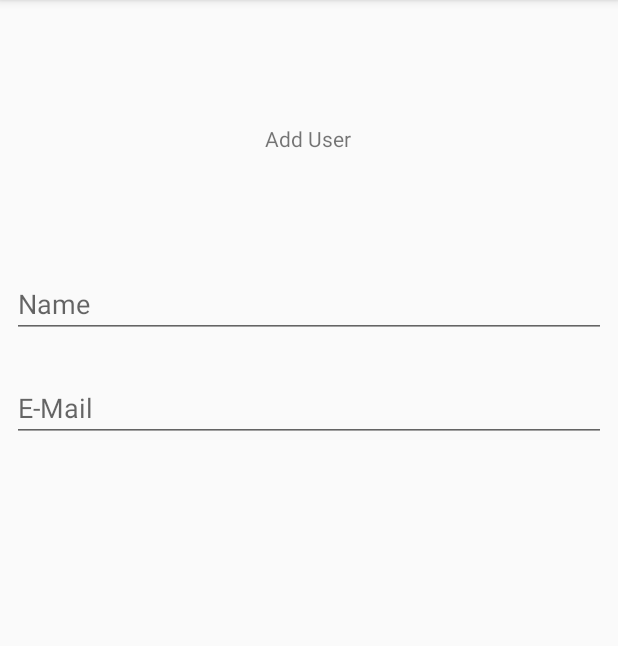
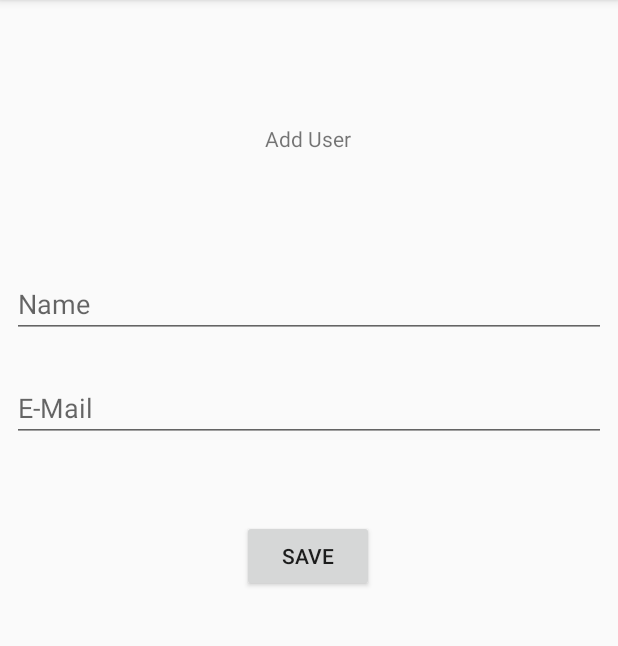
Before and after one commit to FadyFouad/RoomDataBase, an Android app: the screen it shows after launch (MainActivity), after a tap on "ADD", on a phone screen of 412 x 824 dp, the part 84-730 px from its top. Run offline under Robolectric (Android 15) with nearby library versions, the phone set to English and light mode, and no system bars; our stand-ins replace Room's generated code.

Commit message:
Update Add User Fragment

```diff
--- a/app/src/main/java/com/etatech/roomdatabase/AddFragment.java
+++ b/app/src/main/java/com/etatech/roomdatabase/AddFragment.java
@@ -6,6 +6,9 @@ import android.support.v4.app.Fragment;
 import android.view.LayoutInflater;
 import android.view.View;
 import android.view.ViewGroup;
+import android.widget.Button;
+import android.widget.TextView;
+import android.widget.Toast;
 
 
 /**
@@ -23,7 +26,24 @@ public class AddFragment extends Fragment {
     public View onCreateView(LayoutInflater inflater, ViewGroup container,
                              Bundle savedInstanceState) {
         // Inflate the layout for this fragment
-        return inflater.inflate(R.layout.fragment_add, container, false);
+        View view = inflater.inflate(R.layout.fragment_add, container, false);
+
+        final TextView nameTV = view.findViewById(R.id.edt_txt_name);
+        final TextView emailTV = view.findViewById(R.id.edt_txt_email);
+        Button saveBtn = view.findViewById(R.id.btn_save);
+        saveBtn.setOnClickListener(new View.OnClickListener() {
+            @Override
+            public void onClick(View v) {
+                String name = nameTV.getText().toString();
+                String email = emailTV.getText().toString();
+
+
+                User user = new User(name,email);
+                MainActivity.usersDataBase.userDao().insert(user);
+                Toast.makeText(getContext(), "User Added", Toast.LENGTH_SHORT).show();
+            }
+        });
+        return view;
     }
 
 }
--- a/app/src/main/java/com/etatech/roomdatabase/MainActivity.java
+++ b/app/src/main/java/com/etatech/roomdatabase/MainActivity.java
@@ -1,5 +1,6 @@
 package com.etatech.roomdatabase;
 
+import android.arch.persistence.room.Room;
 import android.support.v4.app.FragmentManager;
 import android.support.v7.app.AppCompatActivity;
 import android.os.Bundle;
@@ -7,6 +8,7 @@ import android.os.Bundle;
 public class MainActivity extends AppCompatActivity {
 
     public static FragmentManager manager ;
+    public static UsersDataBase usersDataBase ;
 
     @Override
     protected void onCreate(Bundle savedInstanceState) {
@@ -14,6 +16,9 @@ public class MainActivity extends AppCompatActivity {
         setContentView(R.layout.activity_main);
 
         manager = getSupportFragmentManager();
+        usersDataBase = Room.databaseBuilder(this,UsersDataBase.class,"user_database")
+                .allowMainThreadQueries() //TODO : Solve Cannot access database on the main thread since it may potentially lock the UI for a long period of time
+                .build();
 
         if (findViewById(R.id.fragment_container)!=null){
             if (savedInstanceState!=null){
--- a/app/src/main/res/layout/fragment_add.xml
+++ b/app/src/main/res/layout/fragment_add.xml
@@ -57,4 +57,19 @@
         app:layout_constraintStart_toStartOf="parent"
         app:layout_constraintTop_toBottomOf="@+id/edt_txt_name" />
 
+    <Button
+        android:id="@+id/btn_save"
+        android:layout_width="wrap_content"
+        android:layout_height="wrap_content"
+        android:layout_marginStart="8dp"
+        android:layout_marginLeft="8dp"
+        android:layout_marginTop="52dp"
+        android:layout_marginEnd="8dp"
+        android:layout_marginRight="8dp"
+        android:text="save"
+        app:layout_constraintEnd_toEndOf="parent"
+        app:layout_constraintHorizontal_bias="0.498"
+        app:layout_constraintStart_toStartOf="parent"
+        app:layout_constraintTop_toBottomOf="@+id/edt_txt_email" />
+
 </android.support.constraint.ConstraintLayout>
```
